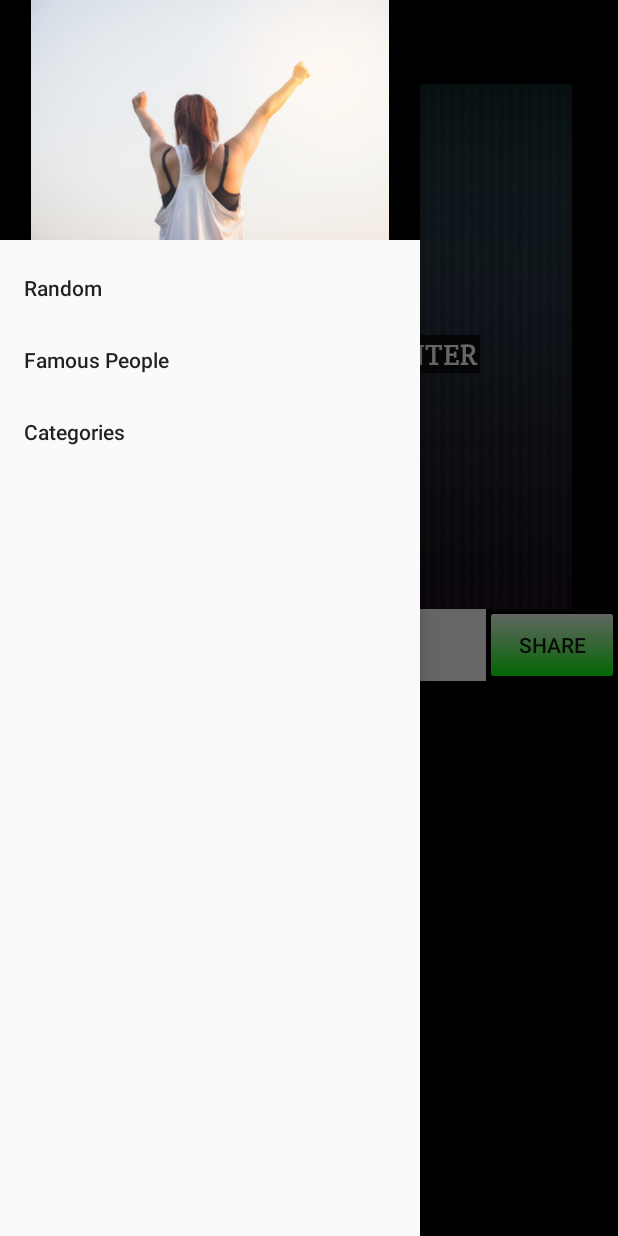
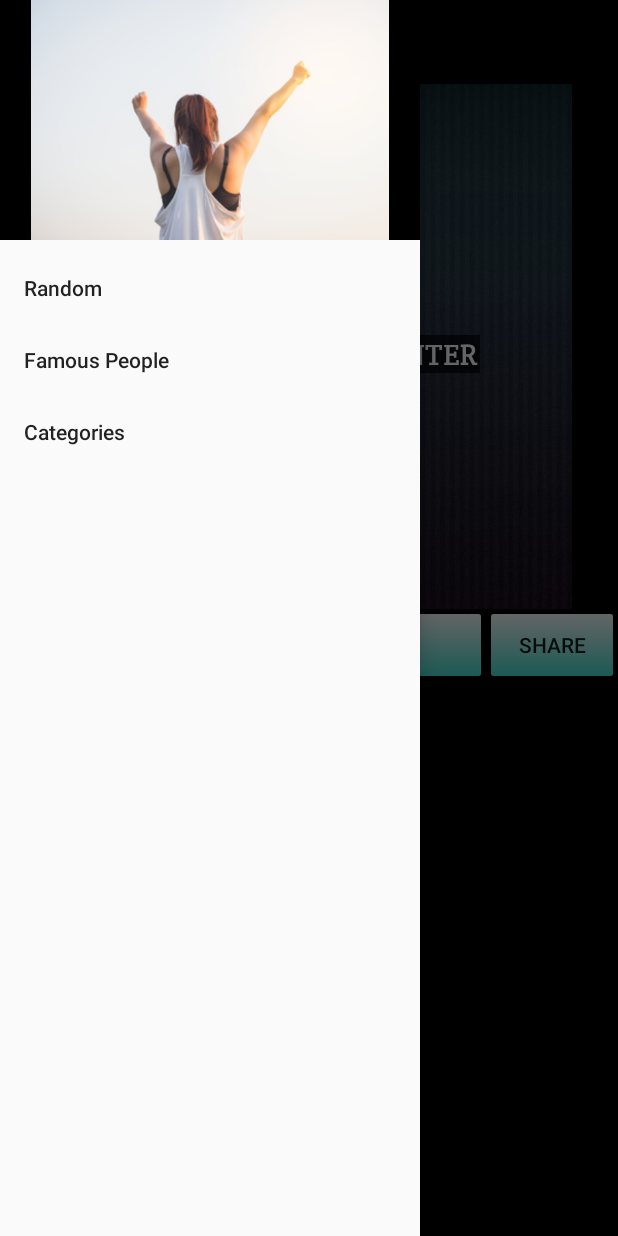
Before and after one commit to rahul-soshte/QuoteHunter, an Android app: the screen it shows after launch (MotivaActivity), with the side drawer open, on a phone screen of 412 x 824 dp. Run offline under Robolectric (Android 15) with nearby library versions, the phone set to English and light mode, and no system bars; our stand-ins replace Firebase (no records; nobody signed in at launch, a user with empty details on screens opened directly); pictures from the network do not load.

```diff
--- a/app/src/main/java/com/hunterlab/hunter/motiva/FamousFragment.java
+++ b/app/src/main/java/com/hunterlab/hunter/motiva/FamousFragment.java
@@ -38,10 +38,6 @@ public class FamousFragment extends Fragment {
     private LinearLayoutManager linearLayoutManager;
     private DatabaseReference rootRef,childRef;
     private ArrayList<Author> authorArrayList=new ArrayList<>();
-
-//    private AuthorAdapter authorAdapter;
-
-//    String[] strings = {"Alan Turing","Albert Einstein", "Bernard Brauch", "Confucius" ,"Nikolas Tesla","Zed Zepplin" };
 
     // TODO: Rename and change types of parameters
     private String mParam1;
--- a/app/src/main/java/com/hunterlab/hunter/motiva/RandomFragment.java
+++ b/app/src/main/java/com/hunterlab/hunter/motiva/RandomFragment.java
@@ -95,7 +95,7 @@ public class RandomFragment extends Fragment {
         nextButton = (Button) getActivity().findViewById(R.id.imageButton2);
         textView = (TextView) getActivity().findViewById(R.id.url);
         progressBar=(ProgressBar)getActivity().findViewById(R.id.progress);
-        nextButton.setBackgroundColor(Color.WHITE);
+       // nextButton.setBackgroundColor(Color.WHITE);
         progressBar.setVisibility(View.GONE);
         //database reference pointing to root of database
         rootRef = FirebaseDatabase.getInstance().getReference();
--- a/app/src/main/res/drawable/button_selector.xml
+++ b/app/src/main/res/drawable/button_selector.xml
@@ -1,5 +1,13 @@
-
-<selector xmlns:android="http://schemas.android.com/apk/res/android">
+<?xml version="1.0" encoding="utf-8"?>
+<shape xmlns:android="http://schemas.android.com/apk/res/android"
+    android:shape="rectangle">
+    <gradient android:startColor="#FFFFFF"
+        android:endColor="#00FF00"
+        android:angle="270" />
+    <corners android:radius="3dp" />
+    <stroke android:width="5px" android:color="#000000" />
+</shape>
+<!--<selector xmlns:android="http://schemas.android.com/apk/res/android">
     <item>
         <layer-list>
             <item android:right="5dp" android:top="5dp">
@@ -20,4 +28,4 @@
             </item>
         </layer-list>
     </item>
-</selector>
+</selector>-->
--- a/app/src/main/res/drawable/my_button_bg.xml
+++ b/app/src/main/res/drawable/my_button_bg.xml
@@ -2,8 +2,30 @@
     <shape xmlns:android="http://schemas.android.com/apk/res/android"
         android:shape="rectangle">
         <gradient android:startColor="#FFFFFF"
-            android:endColor="#00FF00"
+            android:endColor="@color/turquoise"
             android:angle="270" />
         <corners android:radius="3dp" />
         <stroke android:width="5px" android:color="#000000" />
     </shape>
+<!--<selector xmlns:android="http://schemas.android.com/apk/res/android">
+    <item>
+        <layer-list>
+            <item android:right="5dp" android:top="5dp">
+                <shape>
+                    <corners android:radius="3dp" />
+                    <solid android:color="#D6D6D6" />
+                </shape>
+            </item>
+            <item android:bottom="2dp" android:left="2dp">
+                <shape>
+                    <gradient android:angle="270"
+                        android:endColor="#E2E2E2" android:startColor="#BABABA" />
+                    <stroke android:width="1dp" android:color="#BABABA" />
+                    <corners android:radius="4dp" />
+                    <padding android:bottom="10dp" android:left="10dp"
+                        android:right="10dp" android:top="10dp" />
+                </shape>
+            </item>
+        </layer-list>
+    </item>
+</selector>-->
--- a/app/src/main/res/layout-land/fragment_random.xml
+++ b/app/src/main/res/layout-land/fragment_random.xml
@@ -43,7 +43,8 @@
         android:layout_marginTop="98dp"
         android:layout_toEndOf="@+id/cardView"
         android:layout_toRightOf="@+id/cardView"
-        android:text="NEXT" />
+        android:text="NEXT"
+        android:background="@drawable/my_button_bg"/>
     <!--android:background="@drawable/button_selector"-->
 
     <TextView
--- a/app/src/main/res/layout/fragment_random.xml
+++ b/app/src/main/res/layout/fragment_random.xml
@@ -8,27 +8,26 @@
     >
 
     <android.support.v7.widget.CardView
+        android:id="@+id/cardView"
         android:layout_width="match_parent"
         android:layout_height="350dp"
-        card_view:cardBackgroundColor="@android:color/black"
-        android:id="@+id/cardView"
+        android:layout_alignParentLeft="true"
+        android:layout_alignParentStart="true"
         android:layout_alignParentTop="true"
-        android:layout_alignParentLeft="true"
-        android:layout_alignParentStart="true">
+        card_view:cardBackgroundColor="@android:color/black">
 
         <ProgressBar
             android:id="@+id/progress"
-            android:visibility="visible"
             android:layout_width="match_parent"
-            android:layout_height="100dp" />
+            android:layout_height="100dp"
+            android:visibility="visible" />
 
 
         <ImageView
             android:id="@+id/imageView"
             android:layout_width="wrap_content"
             android:layout_height="wrap_content"
-            android:layout_gravity="center"
-            />
+            android:layout_gravity="center" />
 
 
     </android.support.v7.widget.CardView>
@@ -42,8 +41,8 @@
         android:layout_toLeftOf="@+id/shabutton2"
         android:layout_toRightOf="@+id/url"
         android:layout_toStartOf="@+id/shabutton2"
+        android:background="@drawable/my_button_bg"
         android:text="NEXT" />
-    <!--android:background="@drawable/button_selector"-->
 
     <TextView
         android:id="@+id/url"
@@ -52,17 +51,18 @@
         android:layout_width="wrap_content"
         android:layout_height="wrap_content"
         android:layout_alignParentLeft="true"
-        android:layout_alignParentStart="true" />
+        android:layout_alignParentStart="true"
+        android:background="@drawable/my_button_bg"/>
 
     <Button
         android:id="@+id/shabutton2"
         android:layout_width="wrap_content"
         android:layout_height="wrap_content"
+        android:layout_alignBaseline="@+id/imageButton2"
         android:layout_alignBottom="@+id/imageButton2"
         android:layout_alignParentEnd="true"
+        android:background="@drawable/my_button_bg"
         android:layout_alignParentRight="true"
-        android:layout_below="@+id/cardView"
-        android:background="@drawable/my_button_bg"
         android:text="SHARE" />
 
 </RelativeLayout>
--- a/app/src/main/res/values/colors.xml
+++ b/app/src/main/res/values/colors.xml
@@ -6,4 +6,5 @@
     <color name="red">#ff0000</color>
     <color name="white">#FFFFFF</color>
     <color name="black">#000000</color>
+    <color name="turquoise">#40e0d0</color>
 </resources>
--- a/app/src/main/res/values/strings.xml
+++ b/app/src/main/res/values/strings.xml
@@ -9,4 +9,5 @@
 
     <!-- TODO: Remove or change this placeholder text -->
     <string name="hello_blank_fragment">Hello blank fragment</string>
+    <string name="quote">Quote</string>
 </resources>
```
Also changed, not shown: app/src/main/res/layout/category_indi_layout.xml (added, +13 -0 lines), app/src/main/res/layout/fragment_category.xml (+8 -6 lines), app/src/main/res/layout/fragment_famous.xml (+10 -2 lines).
